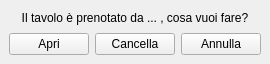
Old version of the form ui/ristorante_apri_cancella_prenotazione.ui in the repository Raccispini/Progetto-Hotel.
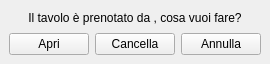
New version of the form.

```diff
--- a/ui/ristorante_apri_cancella_prenotazione.ui
+++ b/ui/ristorante_apri_cancella_prenotazione.ui
@@ -39,7 +39,7 @@
     <item row="1" column="0" colspan="3">
      <widget class="QLabel" name="label">
       <property name="text">
-       <string>Il tavolo è prenotato da ... , cosa vuoi fare?</string>
+       <string>Il tavolo è prenotato da , cosa vuoi fare?</string>
       </property>
       <property name="alignment">
        <set>Qt::AlignCenter</set>
```
Left out of the diff: 8 changed lines with no effect on the pictures.
